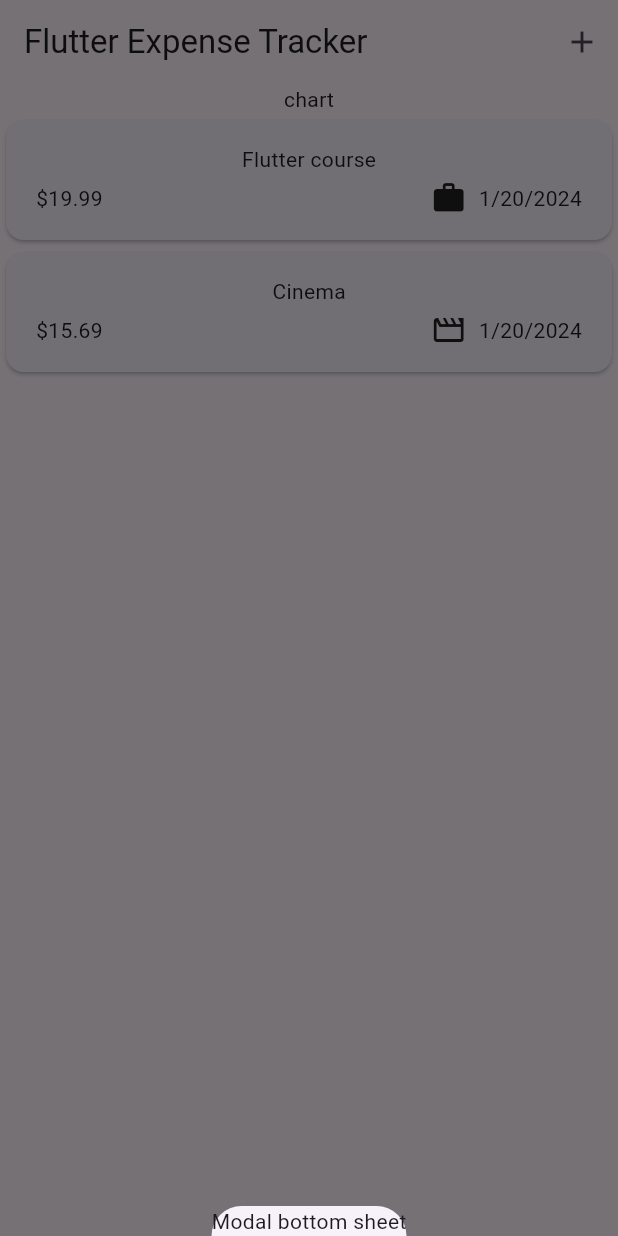
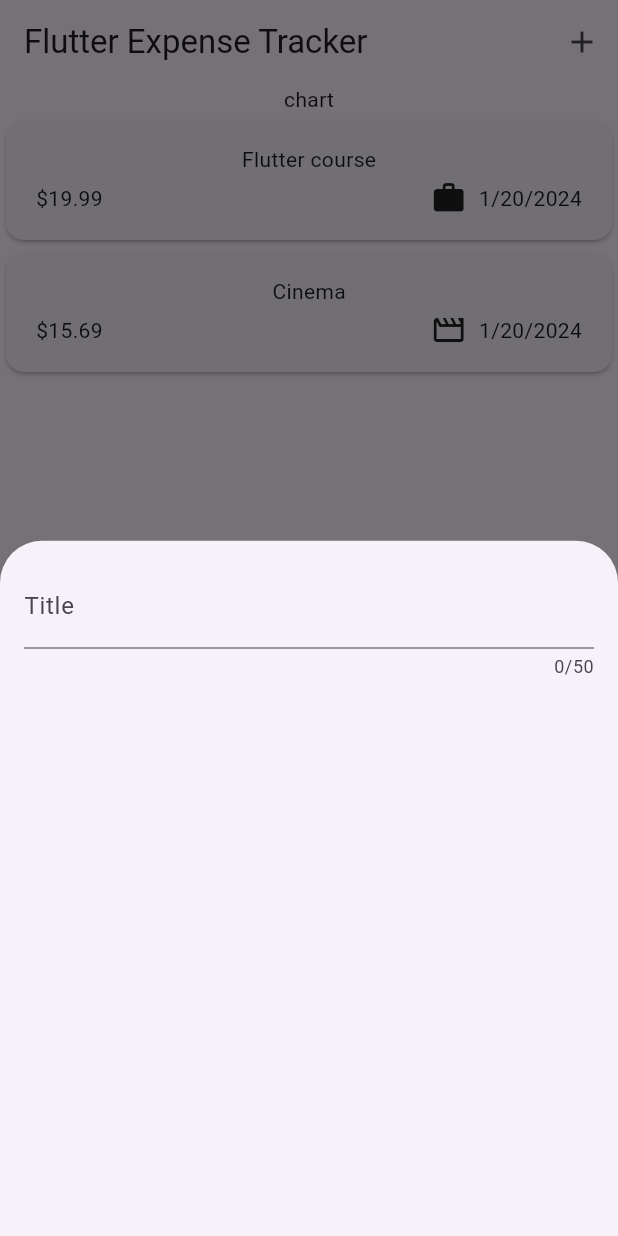
Before and after one commit to Bardatsky/expense_tracker, a Flutter app: the screen it shows after launch, after a tap on the "add" icon, on a phone screen of 412 x 824 dp. Run offline on Flutter 3.47's test engine with Material 3 defaults, Android fonts, the phone set to English and light mode, and no system bars.

Commit message:
created new expense class to add expenses

```diff
--- a/lib/widgets/expenses.dart
+++ b/lib/widgets/expenses.dart
@@ -1,4 +1,5 @@
 import 'package:expense_tracker/widgets/expenses_list/expenses_list.dart';
+import 'package:expense_tracker/widgets/new_expense.dart';
 import 'package:flutter/material.dart';
 import 'package:expense_tracker/models/expense.dart';
 
@@ -25,8 +26,11 @@ class _ExpensesState extends State<Expenses> {
     ),
   ];
 
-  void _openAddExpenseOverlay(){
-    showModalBottomSheet(context: context, builder: (ctx) => const Text('Modal bottom sheet'));
+  void _openAddExpenseOverlay() {
+    showModalBottomSheet(
+      context: context,
+      builder: (ctx) => const NewExpense(),
+    );
   }
 
   @override
@@ -35,7 +39,6 @@ class _ExpensesState extends State<Expenses> {
       appBar: AppBar(
         title: const Text('Flutter Expense Tracker'),
         actions: [
-
           IconButton(
             onPressed: _openAddExpenseOverlay,
             icon: const Icon(Icons.add),
--- /dev/null
+++ b/lib/widgets/new_expense.dart
@@ -0,0 +1,28 @@
+import 'package:flutter/material.dart';
+
+class NewExpense extends StatefulWidget {
+  const NewExpense({super.key});
+
+  @override
+  State<NewExpense> createState() => _NewExpenseState();
+}
+
+class _NewExpenseState extends State<NewExpense> {
+  @override
+  Widget build(BuildContext context) {
+    return const Padding(
+      padding: EdgeInsets.all(16),
+      child: Column(
+        children: [
+          TextField(
+            maxLength: 50,
+            keyboardType: TextInputType.text,
+            decoration: InputDecoration(
+              label: Text('Title'),
+            ),
+          )
+        ],
+      ),
+    );
+  }
+}
```
